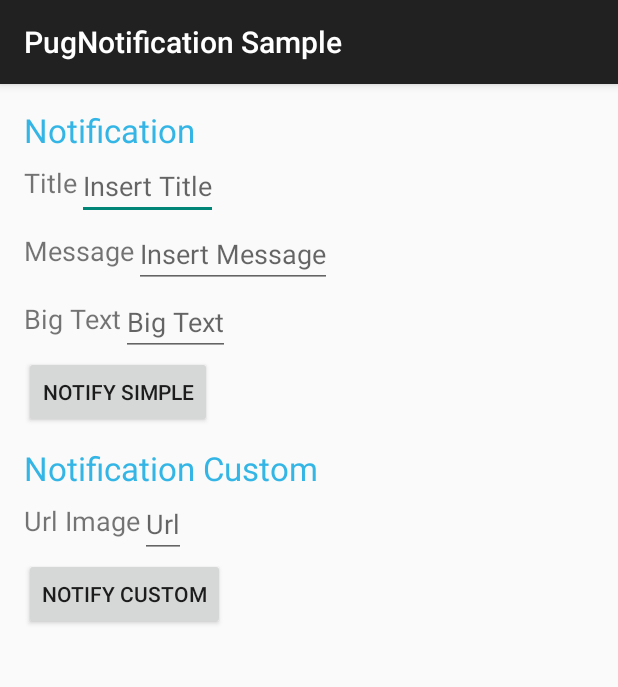
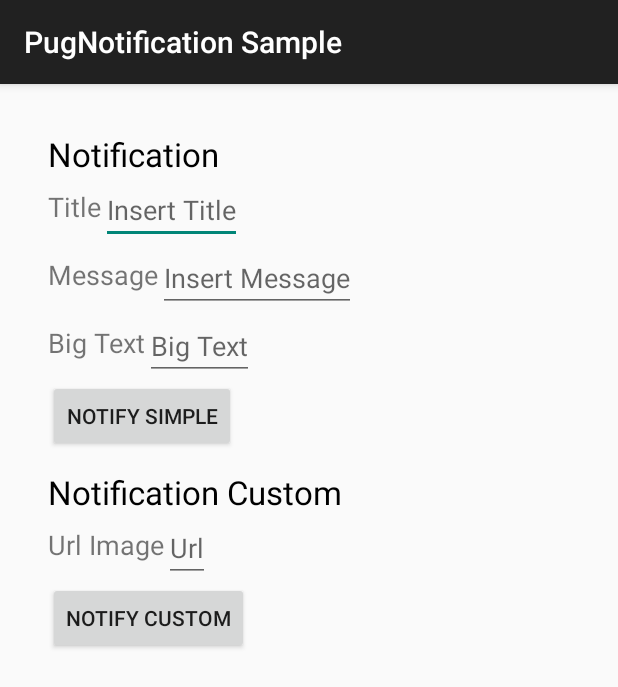
Before and after one commit to halysongoncalves/Pugnotification, an Android app: the screen it shows after launch (SamplePugNotification), on a phone screen of 412 x 824 dp. Shown: the top 687 px of the screen. Run offline under Robolectric (Android 15) with nearby library versions, the phone set to English and light mode, and no system bars; our stand-ins replace Picasso.

Commit message:
Added Button Notifications

```diff
--- a/pugnotification-sample/src/main/java/br/com/goncalves/pugnotification/sample/SamplePugNotification.java
+++ b/pugnotification-sample/src/main/java/br/com/goncalves/pugnotification/sample/SamplePugNotification.java
@@ -76,7 +76,7 @@ public class SamplePugNotification extends ActionBarActivity implements ImageLoa
                         .bigTextStyle(bigtext)
                         .smallIcon(R.drawable.pugnotification_ic_launcher)
                         .largeIcon(R.drawable.pugnotification_ic_launcher)
-                        .color(android.R.color.holo_green_dark)
+                        .color(android.R.color.background_dark)
                         .custom()
                         .setImageLoader(SamplePugNotification.this)
                         .background(url)
--- a/pugnotification-sample/src/main/res/layout/pugnotification_sample_activity.xml
+++ b/pugnotification-sample/src/main/res/layout/pugnotification_sample_activity.xml
@@ -1,21 +1,27 @@
-<RelativeLayout xmlns:android="http://schemas.android.com/apk/res/android"
+<ScrollView xmlns:android="http://schemas.android.com/apk/res/android"
     android:layout_width="match_parent"
     android:layout_height="match_parent"
     android:layout_margin="@dimen/margin_large">
+
+
+    <LinearLayout
+        android:layout_width="match_parent"
+        android:layout_height="0dp"
+        android:layout_margin="@dimen/margin_large"
+        android:orientation="vertical">
 
         <TextView
             android:id="@+id/text_title_simple"
             android:layout_width="wrap_content"
             android:layout_height="wrap_content"
             android:text="@string/pugnotification_text_notification"
-        android:textColor="@android:color/holo_blue_light"
+            android:textColor="@android:color/black"
             android:textSize="@dimen/textSize_large" />
 
         <RelativeLayout
             android:id="@+id/content_title"
             android:layout_width="wrap_content"
-        android:layout_height="wrap_content"
-        android:layout_below="@+id/text_title_simple">
+            android:layout_height="wrap_content">
 
             <TextView
                 android:id="@+id/text_title"
@@ -30,6 +36,7 @@
                 android:layout_width="wrap_content"
                 android:layout_height="wrap_content"
                 android:layout_toRightOf="@+id/text_title"
+                android:layout_toEndOf="@+id/text_title"
                 android:hint="@string/pugnotification_text_hint_title" />
         </RelativeLayout>
 
@@ -37,8 +44,7 @@
         <RelativeLayout
             android:id="@+id/content_message"
             android:layout_width="wrap_content"
-        android:layout_height="wrap_content"
-        android:layout_below="@+id/content_title">
+            android:layout_height="wrap_content">
 
             <TextView
                 android:id="@+id/text_message"
@@ -53,6 +59,7 @@
                 android:layout_width="wrap_content"
                 android:layout_height="wrap_content"
                 android:layout_toRightOf="@+id/text_message"
+                android:layout_toEndOf="@+id/text_message"
                 android:hint="@string/pugnotification_text_hint_message" />
         </RelativeLayout>
 
@@ -60,8 +67,7 @@
         <RelativeLayout
             android:id="@+id/content_bigtext"
             android:layout_width="wrap_content"
-        android:layout_height="wrap_content"
-        android:layout_below="@+id/content_message">
+            android:layout_height="wrap_content">
 
             <TextView
                 android:id="@+id/text_bigtext"
@@ -76,6 +82,7 @@
                 android:layout_width="wrap_content"
                 android:layout_height="wrap_content"
                 android:layout_toRightOf="@+id/text_bigtext"
+                android:layout_toEndOf="@+id/text_bigtext"
                 android:hint="@string/pugnotification_text_hint_bigtext" />
         </RelativeLayout>
 
@@ -84,25 +91,22 @@
             android:id="@+id/btn_notify_simple"
             android:layout_width="wrap_content"
             android:layout_height="wrap_content"
-        android:layout_below="@+id/content_bigtext"
             android:text="@string/pugnotification_button_notify_simple" />
 
         <TextView
             android:id="@+id/text_title_custom"
             android:layout_width="wrap_content"
+            android:layout_height="wrap_content"
             android:layout_marginTop="@dimen/margin_middle"
-        android:layout_height="wrap_content"
-        android:layout_below="@+id/btn_notify_simple"
             android:text="@string/pugnotification_text_notification_custom"
-        android:textColor="@android:color/holo_blue_light"
+            android:textColor="@android:color/black"
             android:textSize="@dimen/textSize_large" />
 
 
         <RelativeLayout
             android:id="@+id/content_imgbackgrond"
             android:layout_width="wrap_content"
-        android:layout_height="wrap_content"
-        android:layout_below="@+id/text_title_custom">
+            android:layout_height="wrap_content">
 
             <TextView
                 android:id="@+id/text_url"
@@ -117,6 +121,7 @@
                 android:layout_width="wrap_content"
                 android:layout_height="wrap_content"
                 android:layout_toRightOf="@+id/text_url"
+                android:layout_toEndOf="@+id/text_url"
                 android:hint="@string/pugnotification_text_hint_url" />
         </RelativeLayout>
 
@@ -124,6 +129,6 @@
             android:id="@+id/btn_notify_custom"
             android:layout_width="wrap_content"
             android:layout_height="wrap_content"
-        android:layout_below="@+id/content_imgbackgrond"
             android:text="@string/pugnotification_button_notify_custom" />
-</RelativeLayout>
+    </LinearLayout>
+</ScrollView>
--- a/pugnotification/src/main/java/br/com/goncalves/pugnotification/notification/Load.java
+++ b/pugnotification/src/main/java/br/com/goncalves/pugnotification/notification/Load.java
@@ -276,6 +276,15 @@ public class Load {
         return this;
     }
 
+    public Load button(NotificationCompat.Action action) {
+        if (action == null) {
+            throw new IllegalArgumentException("Action Must Not Be Null.");
+        }
+
+        this.builder.addAction(action);
+        return this;
+    }
+
     public Load click(Class<?> activity, Bundle bundle) {
         if (activity == null) {
             throw new IllegalArgumentException("Activity Must Not Be Null.");
--- a/pugnotification/src/main/java/br/com/goncalves/pugnotification/notification/PugNotification.java
+++ b/pugnotification/src/main/java/br/com/goncalves/pugnotification/notification/PugNotification.java
@@ -60,5 +60,4 @@ public class PugNotification {
             return new PugNotification(mContext);
         }
     }
-
 }
```
Lines whose indentation alone changed are shown as unchanged.
